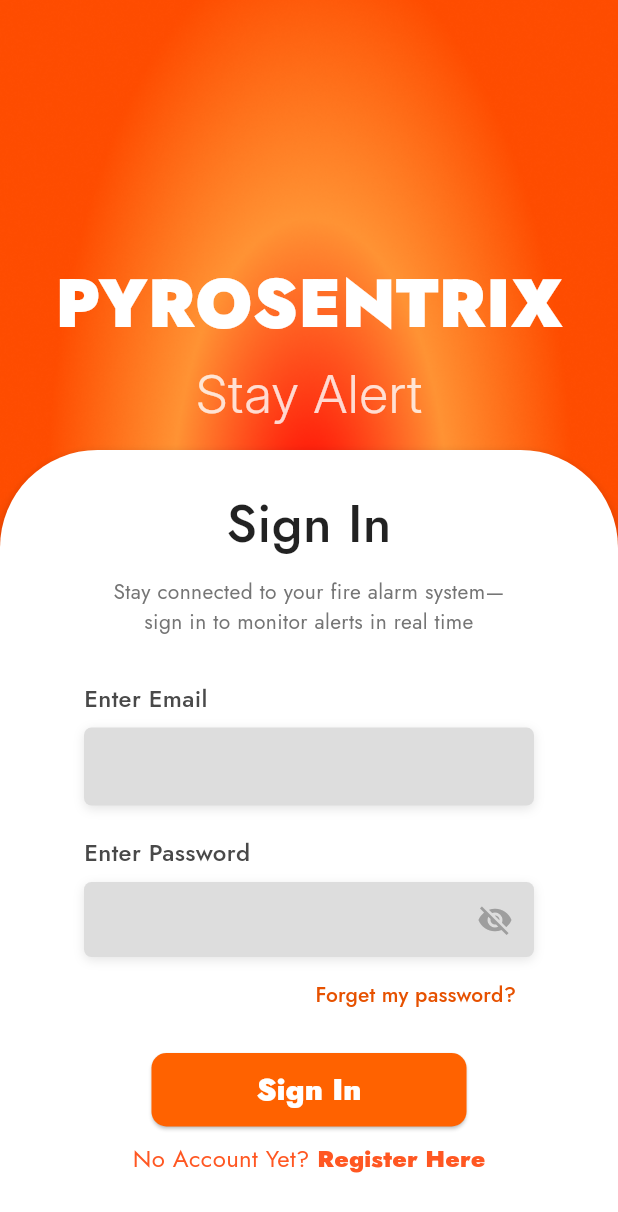
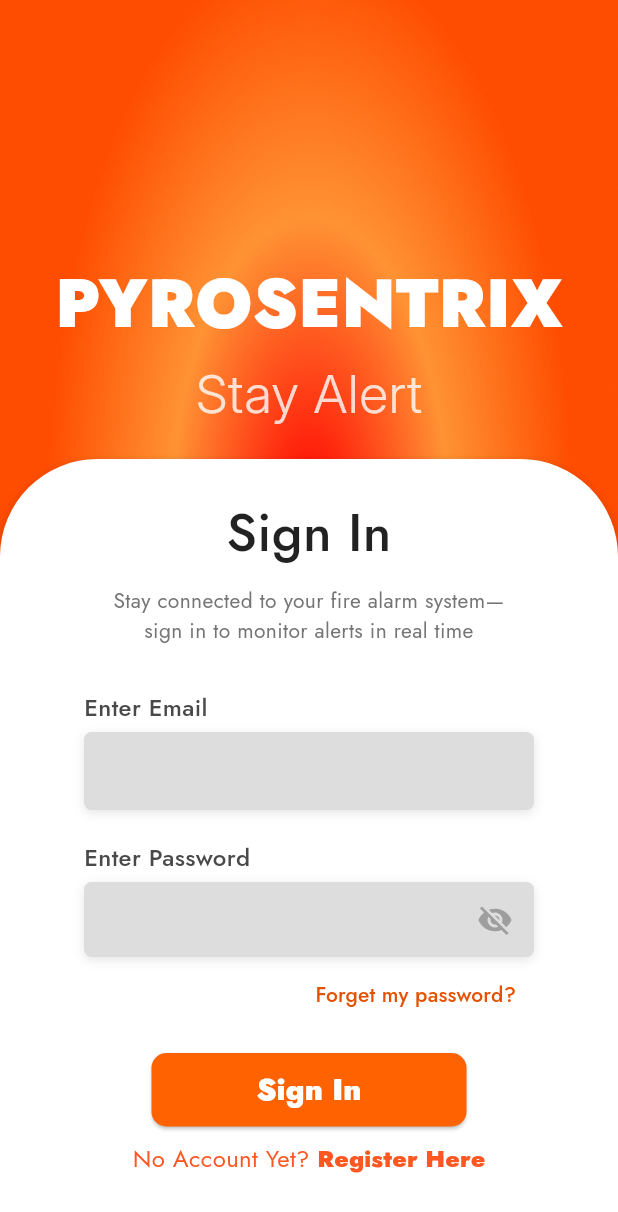
Before and after one commit to Cailo322/PyroSentrix, a Flutter app: the LoginScreen screen opened by its route, on a phone screen of 412 x 824 dp. Shown: the top 1212 px of the screen. Run offline on Flutter 3.47's test engine with Material 3 defaults, Android fonts, the phone set to English and light mode, and no system bars; our stand-ins replace audioplayers, cloud_firestore, firebase_auth, firebase_core, firebase_messaging, fl_chart and 4 more; missing offline and left inert: esp_smartconfig, mobile_scanner, wifi_scan; accounts and stored records are empty.

Commit message:
login screen (fixed overflow)

```diff
--- a/lib/login.dart
+++ b/lib/login.dart
@@ -372,7 +372,7 @@ class _LoginScreenState extends State<LoginScreen> {
               color: Color(0xFF494949),
             ),
           ),
-          SizedBox(height: 8),
+          SizedBox(height: 5),
           Container(
             decoration: BoxDecoration(
               color: _emailError != null ? Colors.orange[50] : Color(
@@ -443,7 +443,7 @@ class _LoginScreenState extends State<LoginScreen> {
               color: Color(0xFF494949),
             ),
           ),
-          SizedBox(height: 8),
+          SizedBox(height: 5),
           Container(
             height: 50, // Fixed height for consistent alignment
             decoration: BoxDecoration(
```
Also changed, not shown: pubspec.lock.
